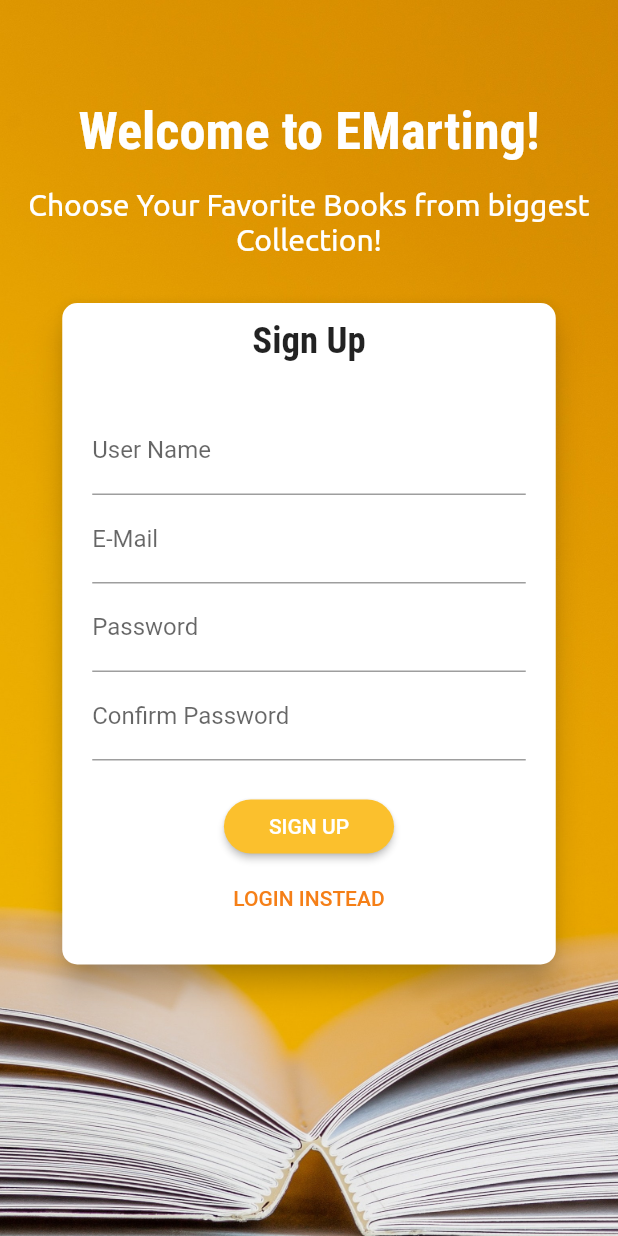
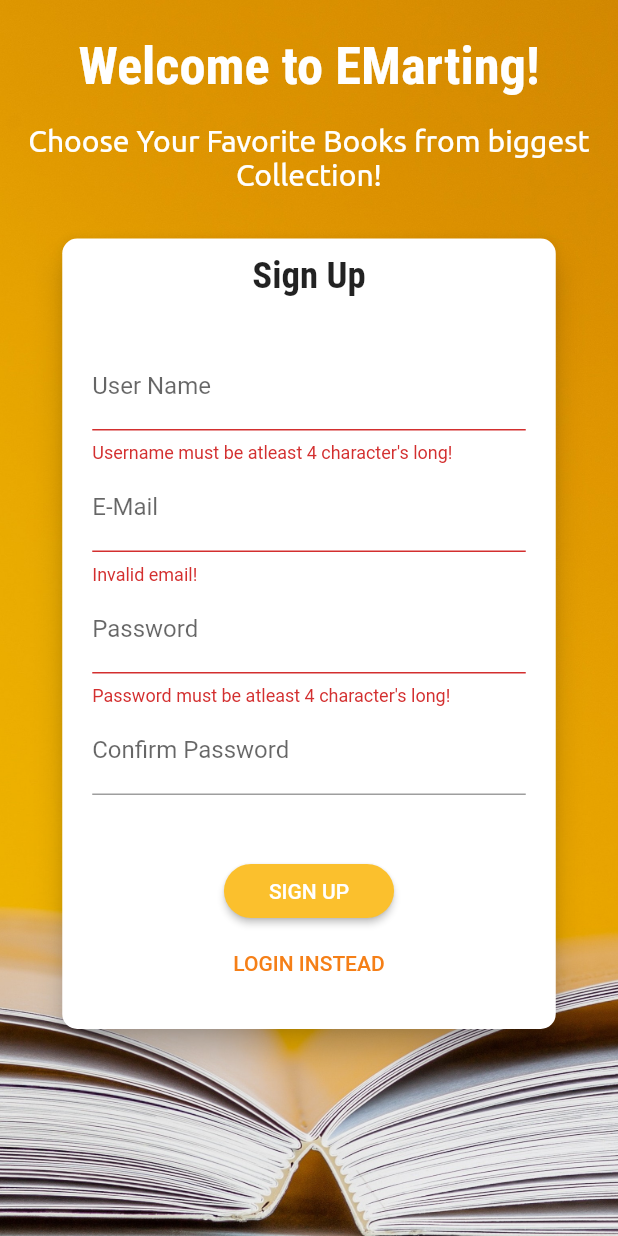
Before and after one commit to DeepeshDragoneel/EMartingApp_Flutter, a Flutter app: the screen it shows after launch, after a tap on "SIGN UP", on a phone screen of 412 x 824 dp. Run offline on Flutter 3.47's test engine with Material 2 defaults, Android fonts, the phone set to English and light mode, and no system bars; our stand-ins replace skeletons; missing offline and left inert: flutter_config; network calls fail.

Commit message:
Added signup

```diff
--- /dev/null
+++ b/lib/Providers/auth.dart
@@ -0,0 +1,49 @@
+import 'package:flutter/material.dart';
+import 'package:http/http.dart' as http;
+import 'package:flutter_config/flutter_config.dart';
+import 'dart:convert';
+
+class Auth with ChangeNotifier {
+  // String _token;
+  // DateTime _expiryDate;
+  // String _userId;
+  String _errorData = '';
+  String _verificationData = '';
+
+  String get errorData => _errorData;
+  String get verificationData => _verificationData;
+
+  Future<void> signUp(String email, String username, String password) async {
+    try {
+      final body = {
+        'data': {
+          'email': email,
+          'username': username,
+          'pass': password,
+        }
+      };
+      print(json.encode(body));
+      final uri =
+          Uri.https('emarting-backend-api.herokuapp.com', '/auth/signUp');
+      final result = await http.post(uri,
+          headers: {"Content-Type": "application/json"},
+          body: json.encode(body));
+      print('printing result');
+      print(result.body);
+      if (result.body == "res Username is already taken") {
+        _errorData = ("Username Taken!");
+        _verificationData = ("");
+      } else if (result.body == "res email is already taken") {
+        _errorData = ("Email Taken!");
+        _verificationData = ("");
+      } else {
+        _errorData = ("");
+        _verificationData =
+            ("Please Verify Your EMail using the invitation link sent to your mail!");
+      }
+      notifyListeners();
+    } catch (error) {
+      throw error;
+    }
+  }
+}
--- a/lib/Providers/products.dart
+++ b/lib/Providers/products.dart
@@ -78,7 +78,7 @@ class Products with ChangeNotifier {
         'query': "",
       };
       final uri = Uri.https(
-          'emarting-backend-api.herokuapp.com', '/shop', queryParameters);
+          FlutterConfig.get('REST_URL'), '/shop', queryParameters);
       // print(uri);
       final result = await http.get(uri);
       _remainingProducts = json.decode(result.body)['count'];
--- a/lib/main.dart
+++ b/lib/main.dart
@@ -1,3 +1,4 @@
+import 'package:emarting/Providers/auth.dart';
 import 'package:emarting/Providers/cart.dart';
 import 'package:emarting/Providers/orders.dart';
 import 'package:emarting/screens/authScreen.dart';
@@ -37,6 +38,7 @@ class MyApp extends StatelessWidget {
   Widget build(BuildContext context) {
     return MultiProvider(
       providers: [
+        ChangeNotifierProvider(create: (context)=>Auth()),
         ChangeNotifierProvider(create: (context) => Products()),
         ChangeNotifierProvider(create: (context) => CartItems()),
         ChangeNotifierProvider(create: (context) => Orders()),
@@ -62,6 +64,7 @@ class MyApp extends StatelessWidget {
         ),
         home: AuthScreen(),
         routes: {
+          '/shop': (context) => ShopMainScreen(),
           '/auth': (context) => AuthScreen(),
           '/productDetails': (context) => ProductDetailesScreen(),
           '/favoriteProducts': (context) => FavoritesScreen(),
--- a/lib/widgets/authCard.dart
+++ b/lib/widgets/authCard.dart
@@ -1,4 +1,6 @@
+import 'package:emarting/Providers/auth.dart';
 import 'package:flutter/material.dart';
+import 'package:provider/provider.dart';
 
 enum AuthMode {
   Signup,
@@ -18,13 +20,14 @@ class _AuthCardState extends State<AuthCard> {
     'email': '',
     'password': '',
   };
+  String _errorData = '';
   var _authMode = AuthMode.Signup;
   final GlobalKey<FormState> _formKey = GlobalKey();
 
   bool _isLoading = false;
   final _passwordController = TextEditingController();
 
-  void _submit() {
+  Future<void> _submit() async {
     if (!_formKey.currentState!.validate()) {
       // Invalid!
       return;
@@ -37,6 +40,20 @@ class _AuthCardState extends State<AuthCard> {
       // Log user in
     } else {
       // Sign user up
+      try {
+        final result = await Provider.of<Auth>(context, listen: false).signUp(
+            _initValue['email'] as String,
+            _initValue['userName'] as String,
+            _initValue['password'] as String);
+        setState(() {
+          _isLoading = false;
+        });
+      } catch (error) {
+        setState(() {
+          _isLoading = false;
+          _errorData = error.toString();
+        });
+      }
     }
     setState(() {
       _isLoading = false;
@@ -53,6 +70,12 @@ class _AuthCardState extends State<AuthCard> {
         _authMode = AuthMode.Login;
       });
     }
+  }
+
+  @override
+  void didChangeDependencies() {
+    _errorData = Provider.of<Auth>(context).errorData;
+    super.didChangeDependencies();
   }
 
   @override
@@ -75,6 +98,7 @@ class _AuthCardState extends State<AuthCard> {
                     minHeight: _authMode == AuthMode.Signup ? 320 : 260),
                 width: deviceSize.width * 0.75,
                 child: Form(
+                    key: _formKey,
                     child: SingleChildScrollView(
                       child: Column(children: [
                         if (_authMode == AuthMode.Signup)
@@ -83,8 +107,8 @@ class _AuthCardState extends State<AuthCard> {
                             decoration: InputDecoration(labelText: 'User Name'),
                             initialValue: _initValue['userName'],
                             validator: (value) {
-                          if (value!.isEmpty) {
-                            return 'Please enter a user name';
+                              if (value!.length < 4) {
+                                return 'Username must be atleast 4 character\'s long!';
                               }
                               return null;
                             },
@@ -112,8 +136,8 @@ class _AuthCardState extends State<AuthCard> {
                           obscureText: true,
                           controller: _passwordController,
                           validator: (value) {
-                        if (value!.isEmpty || value.length < 5) {
-                          return 'Password is too short!';
+                            if (value!.isEmpty || value.length < 4) {
+                              return 'Password must be atleast 4 character\'s long!';
                             }
                           },
                           onSaved: (value) {
@@ -137,17 +161,23 @@ class _AuthCardState extends State<AuthCard> {
                         SizedBox(
                           height: 20,
                         ),
-                    if (_isLoading)
-                      CircularProgressIndicator()
-                    else
+                        if (_isLoading) CircularProgressIndicator()
+                        else if (_errorData != '')
+                          Text(
+                            _errorData,
+                            style: TextStyle(color: Colors.red),
+                          ),
+                        SizedBox(
+                          height: 20,
+                        ),
                         ElevatedButton(
-                        child: Text(
-                            _authMode == AuthMode.Login ? 'LOGIN' : 'SIGN UP'),
+                          child: Text(_authMode == AuthMode.Login
+                              ? 'LOGIN'
+                              : 'SIGN UP'),
                           onPressed: _submit,
                           style: ButtonStyle(
-                          shape:
-                              MaterialStateProperty.all<RoundedRectangleBorder>(
-                                  RoundedRectangleBorder(
+                            shape: MaterialStateProperty.all<
+                                RoundedRectangleBorder>(RoundedRectangleBorder(
                               borderRadius: BorderRadius.circular(30.0),
                             )),
                             padding: MaterialStateProperty.all(
@@ -162,13 +192,14 @@ class _AuthCardState extends State<AuthCard> {
                                 '${_authMode == AuthMode.Login ? 'SIGNUP' : 'LOGIN'} INSTEAD'),
                             onPressed: _switchAuthMode,
                             style: ButtonStyle(
-                          shape:
-                              MaterialStateProperty.all<RoundedRectangleBorder>(
+                              shape: MaterialStateProperty.all<
+                                      RoundedRectangleBorder>(
                                   RoundedRectangleBorder(
                                 borderRadius: BorderRadius.circular(30.0),
                               )),
                               padding: MaterialStateProperty.all(
-                            EdgeInsets.symmetric(horizontal: 30.0, vertical: 4),
+                                EdgeInsets.symmetric(
+                                    horizontal: 30.0, vertical: 4),
                               ),
                               foregroundColor:
                                   MaterialStateProperty.all(Colors.yellow[900]),
```
Also changed, not shown: 1 other file. Lines whose indentation alone changed are shown as unchanged.
